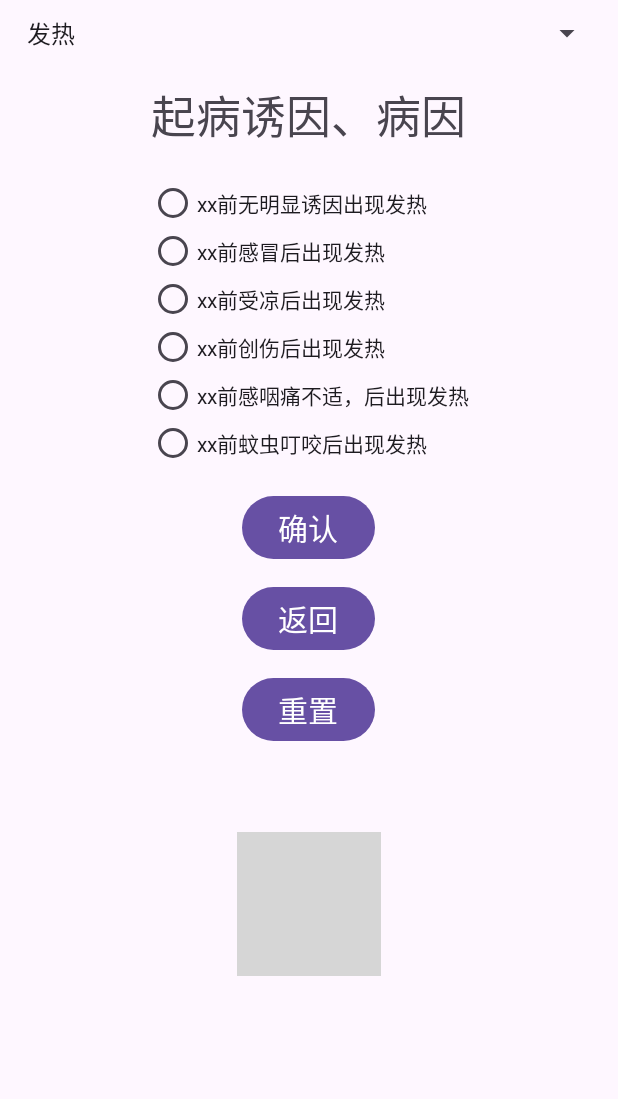
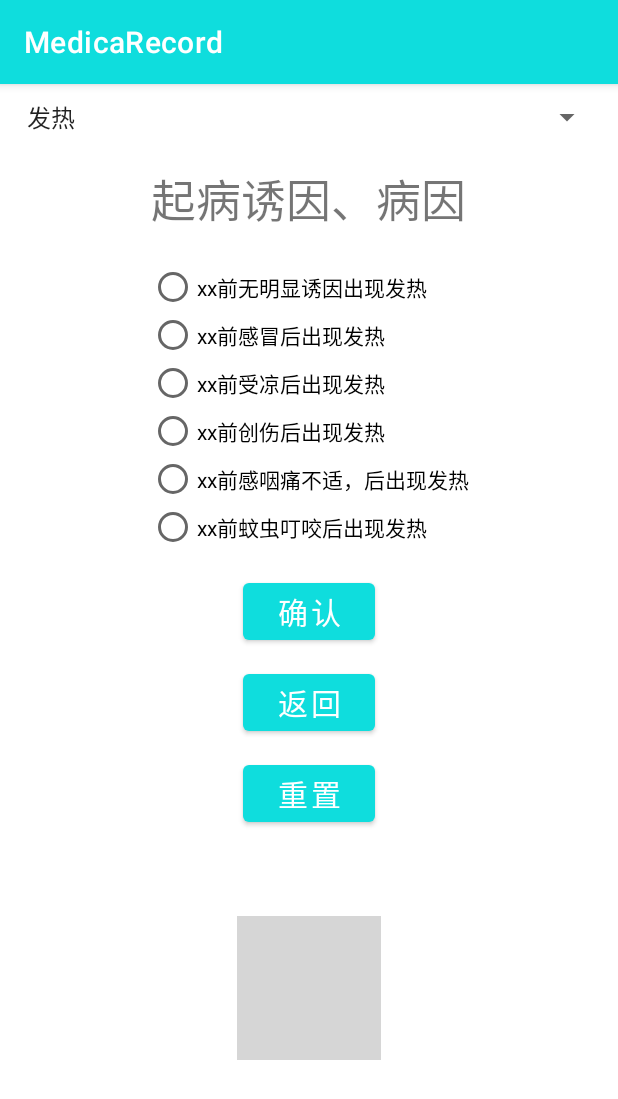
Before and after one commit to UnaAtadura-Eris/MedicaRecord, an Android app: the screen it shows after launch (MainActivity), after a tap on "确认", on a phone screen of 412 x 824 dp. Shown: the top 1099 px of the screen. Run offline under Robolectric (Android 15) with nearby library versions, the phone set to English and light mode, and no system bars; 2 statements that could not run were skipped; grey boxes are pictures that could not be loaded.

Commit message:
美化外观，加入切换病名和症状列表的菜单按钮

```diff
--- a/app/src/main/java/com/example/medicarecord/MainActivity.kt
+++ b/app/src/main/java/com/example/medicarecord/MainActivity.kt
@@ -1,6 +1,8 @@
 package com.example.medicarecord
 
 import android.os.Bundle
+import android.view.Menu
+import android.view.MenuItem
 import android.view.View
 import android.widget.AdapterView
 import android.widget.ArrayAdapter
@@ -23,8 +25,36 @@ class MainActivity : AppCompatActivity() {
     private lateinit var detailedExplanationTextView: TextView
     private lateinit var answerToRecordTextView: TextView
     private lateinit var spinner: Spinner
+    private var isJiBinglieBiao = false //切换疾病与症状列表
     private var currentQuestionIndex = 0
     val resultList = mutableListOf<String>()
+    var options = zhengZhuanglieBiao
+
+    override fun onCreateOptionsMenu(menu: Menu): Boolean {
+        menuInflater.inflate(R.menu.menu_main, menu)
+        updateMenuItemTitle(menu.findItem(R.id.menu_item1))
+        return true
+    }
+
+    override fun onOptionsItemSelected(item: MenuItem): Boolean {
+        when (item.itemId) {
+            R.id.menu_item1 -> {
+                isJiBinglieBiao = !isJiBinglieBiao
+                updateOptionsAdapter()
+                updateMenuItemTitle(item)
+                return true
+            }
+            R.id.menu_item2 -> {
+                // 处理菜单项2的点击事件
+                return true
+            }
+            R.id.menu_item3 -> {
+                // 处理菜单项3的点击事件
+                return true
+            }
+        }
+        return super.onOptionsItemSelected(item)
+    }
 
 
     override fun onCreate(savedInstanceState: Bundle?) {
@@ -39,7 +69,6 @@ class MainActivity : AppCompatActivity() {
         detailedExplanationTextView = findViewById(R.id.detailedExplanationTextView)
         answerToRecordTextView = findViewById(R.id.answerToRecordTextView)
 
-        val options = jiBinglieBiao
         val adapter = ArrayAdapter(this, android.R.layout.simple_spinner_item, options)
         adapter.setDropDownViewResource(android.R.layout.simple_spinner_dropdown_item)
         spinner.adapter = adapter
@@ -57,7 +86,7 @@ class MainActivity : AppCompatActivity() {
                     "咳嗽咳痰" -> keShou()
                     // ...
                     else -> {
-                        // 处理未知选项的情况
+                        Toast.makeText(this@MainActivity, "填坑中\ud83d\ude02", Toast.LENGTH_SHORT).show()
                     }
                 }
             }
@@ -69,6 +98,19 @@ class MainActivity : AppCompatActivity() {
 
 
     }
+
+    private fun updateOptionsAdapter() {
+        val options = if (isJiBinglieBiao) jiBinglieBiao else zhengZhuanglieBiao
+        val adapter = ArrayAdapter(this, android.R.layout.simple_spinner_item, options)
+        adapter.setDropDownViewResource(android.R.layout.simple_spinner_dropdown_item)
+        spinner.adapter = adapter
+    }
+
+    private fun updateMenuItemTitle(menuItem: MenuItem) {
+        val title = if (isJiBinglieBiao) "以症状进行问诊" else "以病名进行问诊"
+        menuItem.title = title
+    }
+
 
     private fun showQuestion(question: Question) {
         questionTextView.text = question.text
@@ -128,7 +170,7 @@ class MainActivity : AppCompatActivity() {
                 if (selectedIndex == -1) {
                     // 提示用户选择一个选项
                     currentQuestionIndex -= 1
-                    Toast.makeText(this, "请选择一个选项", Toast.LENGTH_SHORT).show()
+                    Toast.makeText(this, "请选择一个选项\ud83d\ude09", Toast.LENGTH_SHORT).show()
 
                 } else{
                 // 对选中的单选题选项进行处理
--- a/app/src/main/java/com/example/medicarecord/Question_ill.kt
+++ b/app/src/main/java/com/example/medicarecord/Question_ill.kt
@@ -1,6 +1,6 @@
 package com.example.medicarecord
-val jiBinglieBiao=listOf("发热", "咳嗽咳痰", "咯血", "呼吸困难", "头痛", "胸痛", "腹痛", "关节痛", "腰背痛", "颈肩痛", "心悸", "水肿", "恶心呕吐", "呕血便血", "腹泻", "消瘦", "黄疸", "少尿无尿", "多尿", "尿频尿急尿痛", "血尿", "癫痫发作与惊厥", "眩晕", "意识障碍", "皮肤黏膜出血")
-
+val zhengZhuanglieBiao=listOf("发热", "咳嗽咳痰", "咯血", "呼吸困难", "头痛", "胸痛", "腹痛", "关节痛", "腰背痛", "颈肩痛", "心悸", "水肿", "恶心呕吐", "呕血便血", "腹泻", "消瘦", "黄疸", "少尿无尿", "多尿", "尿频尿急尿痛", "血尿", "癫痫发作与惊厥", "眩晕", "意识障碍", "皮肤黏膜出血")
+val jiBinglieBiao = listOf("脑出血", "脑梗死", "颈椎病", "腰椎间盘突出")
 
 
 var questions_faRe = listOf(
@@ -85,7 +85,7 @@ val nMRCxiangJie = "Ⅰ级是在剧烈活动之后出现；Ⅱ级是在快走或
 
 
 
-var questions_tuoTong = listOf(
+var questions_touTong = listOf(
     Question("起病诱因、病因", listOf("xx前无明显诱因出现头痛", "xx前剧烈运动后出现头痛", "xx前过度疲劳后出现头痛","xx前用力排便后出现头痛","xx前因情绪激动出现头痛","xx前脑外伤后出现头痛"),QuestionType.SINGLE_CHOICE,emptyList()),
     Question("发作缓急程度", listOf("急性发作，病程短", "慢性发作，病程长"),QuestionType.SINGLE_CHOICE,emptyList()),
     Question("疼痛部位", listOf("前额头痛", "偏头痛（左右？）","游走性疼痛","不知痛处","枕部疼痛", "颅顶疼痛"),QuestionType.SINGLE_CHOICE,emptyList()),
@@ -150,3 +150,147 @@ val fuTongxingZhixiangJie ="1、腹部胀痛很可能是消化方面的问题，
         "4、腹部刺痛很有可能是由胃肠道痉挛引起的。\n" +
         "5、腹部灼烧性疼痛多与化学刺激有关，比如胃酸分泌过多引起的胃部灼烧性疼痛，包括胃溃疡、胃食道反流等疾病会引起腹部灼烧性疼痛。\n" +
         "6、有的腹痛是由疼痛辐射到固定的区域引起的，如急性胆囊炎可以辐射到右肩和背部，阑尾炎引起的疼痛可以从脐转移到右下象限。"
+
+
+
+var questions_guanJietong = listOf(
+    Question("起病诱因、病因", listOf("xx前无明显诱因出现关节痛", "xx前过度劳累后出现关节痛", "xx前因饮酒后出现关节痛","xx前天气变冷后出现关节痛"),QuestionType.SINGLE_CHOICE,emptyList()),
+    Question("发作缓急程度", listOf("急性发作，病程短", "慢性发作，病程长"),QuestionType.SINGLE_CHOICE,emptyList()),
+    Question("疼痛部位", listOf("疼痛呈游走性", "疼痛位置固定","不知痛处"),QuestionType.SINGLE_CHOICE,emptyList()),
+    Question("持续时间", listOf("间歇性疼痛，持续时间为？", "持续性疼痛"),QuestionType.SINGLE_CHOICE,emptyList()),
+    Question("加重或缓解的因素", listOf("天气变冷时加重", "活动后加重", "活动后缓解"),QuestionType.SINGLE_CHOICE,emptyList()),
+    Question("伴随症状", listOf("发热盗汗、乏力纳差消瘦","红肿热痛", "疼痛对称", "晨僵，持续了30分钟以上", "关节畸形", "饮酒后疼痛", "皮肤红斑、光过敏","皮肤紫癜、腹痛","肌肉疼痛、肌无力、肌萎缩","淋巴结大、肝脾大","其他不适"),QuestionType.MULTI_CHOICE,List(11) { false }),
+    Question("与疾病相关的其他病史", listOf("关节外伤史","结核病史","风湿病史","食物药物过敏史"),QuestionType.MULTI_CHOICE,List(4) { false })
+)
+
+val guanJietongbszzxiangJie ="1.发热盗汗、乏力纳差消瘦:考虑结核\n" +
+        "疼痛对称、晨僵，持续了30分钟以上、关节畸形:考虑类风湿关节炎\n" +
+        "饮酒后疼痛:考虑痛风\n" +
+        "皮肤红斑、光过敏,皮肤紫癜、腹痛,肌肉疼痛、淋巴结大、肝脾大:考虑过敏性紫癜\n" +
+        "过敏性紫癜为什么腹痛：过敏性紫癜以后，容易出现肠壁水肿、渗出以及出血的现象，肠壁出血形成的刺激可致肠蠕动亢进，引起肠痉挛，出现腹痛。"
+
+
+var questions_yaoBeitong = listOf(
+    Question("起病诱因、病因", listOf("xx前无明显诱因出现腰背痛", "xx前不慎扭伤后出现腰背痛", "xx前负重后出现腰背痛","xx前受凉后出现腰背痛"),QuestionType.SINGLE_CHOICE,emptyList()),
+    Question("发作缓急程度", listOf("急性发作，病程短", "慢性发作，病程长"),QuestionType.SINGLE_CHOICE,emptyList()),
+    Question("疼痛部位", listOf("疼痛呈游走性", "疼痛位置固定","不知痛处"),QuestionType.SINGLE_CHOICE,emptyList()),
+    Question("持续时间", listOf("间歇性疼痛，持续时间为？", "持续性疼痛"),QuestionType.SINGLE_CHOICE,emptyList()),
+    Question("加重或缓解的因素", listOf("活动后加重","休息后缓解","活动后缓解" ),QuestionType.SINGLE_CHOICE,emptyList()),
+    Question("伴随症状", listOf("发热盗汗、乏力纳差消瘦","脊柱畸形", "活动受限", "尿频、尿急、排尿不尽","肾区叩击痛","下肢疼痛","其他不适"),QuestionType.MULTI_CHOICE,List(7) { false }),
+    Question("与疾病相关的其他病史", listOf("关节外伤史","结核病史","风湿病史","食物药物过敏史"),QuestionType.MULTI_CHOICE,List(4) { false })
+)
+
+
+var questions_jingJiantong = listOf(
+    Question("起病诱因、病因", listOf("xx前无明显诱因出现肩颈痛", "xx前外伤后出现肩颈痛", "xx前早晨起来后出现肩颈痛","xx前劳累后出现肩颈痛"),QuestionType.SINGLE_CHOICE,emptyList()),
+    Question("发作缓急程度", listOf("急性发作，病程短", "慢性发作，病程长"),QuestionType.SINGLE_CHOICE,emptyList()),
+    Question("疼痛部位", listOf("疼痛呈游走性", "疼痛位置固定","不知痛处"),QuestionType.SINGLE_CHOICE,emptyList()),
+    Question("持续时间", listOf("间歇性疼痛，持续时间为？", "持续性疼痛"),QuestionType.SINGLE_CHOICE,emptyList()),
+    Question("伴随症状", listOf("活动受限","上肢放射痛", "头晕","上肢麻木、疼痛、无力、走路踩棉花样感","其他不适"),QuestionType.MULTI_CHOICE,List(5) { false }),
+    Question("与疾病相关的其他病史", listOf("外伤史","结核病史","风湿病史","食物药物过敏史"),QuestionType.MULTI_CHOICE,List(4) { false })
+)
+
+
+var questions_xinJi = listOf(
+    Question("起病诱因、病因", listOf("xx前无明显诱因出现心悸", "xx前感冒后出现心悸", "xx前剧烈运动后出现心悸","xx前劳累后出现心悸"),QuestionType.SINGLE_CHOICE,emptyList()),
+    Question("发作缓急程度", listOf("急性发作，病程短", "慢性发作，病程长"),QuestionType.SINGLE_CHOICE,emptyList()),
+    Question("持续时间", listOf("间歇性发作，发作频率？，持续时间为？", "持续性疼痛"),QuestionType.SINGLE_CHOICE,emptyList()),
+    Question("伴随症状", listOf("心前区疼痛","发热", "晕厥抽搐","头晕乏力","呼吸困难","消瘦、出汗、手抖","其他不适"),QuestionType.MULTI_CHOICE,List(7) { false }),
+    Question("与疾病相关的其他病史", listOf("贫血","心脏病", "高血压", "慢性呼吸系统疾病","甲状腺功能亢进","食物药物过敏史"),QuestionType.MULTI_CHOICE,List(6) { false })
+)
+
+
+
+var questions_shuiZhong = listOf(
+    Question("起病诱因、病因", listOf("xx前无明显诱因出现水肿", "有无前驱感染", "前驱感染详解"),QuestionType.SINGLE_CHOICE,emptyList()),
+    Question("发作缓急程度", listOf("急性发作，病程短", "慢性发作，病程长"),QuestionType.SINGLE_CHOICE,emptyList()),
+    Question("部位", listOf("颜面部水肿，并向下蔓延", "双下肢水肿，并向上蔓延"),QuestionType.SINGLE_CHOICE,emptyList()),
+    Question("特点", listOf("全身性","局部性", "对称性","凹陷性","特点详解"),QuestionType.MULTI_CHOICE,List(5) { false }),
+    Question("伴随症状", listOf("肝区胀痛","泡沫样尿", "呼吸困难及发绀","其他不适","伴随症状详解"),QuestionType.MULTI_CHOICE,List(5) { false }),
+    Question("与疾病相关的其他病史", listOf("肝病","心脏病", "肾病", "甲状腺疾病病史","手术或下肢静脉血栓史","食物药物过敏史"),QuestionType.MULTI_CHOICE,List(6) { false })
+)
+
+val qianQuganRan = "前驱感染就是典型症状出现之前的一般的没有特异性的症状。比如说咳嗽，低烧，疲劳，头痛就是很常见的前驱症状。\n" +
+        "上呼吸道感染史1-3周后+血尿+C3补体下降：急性肾小球肾炎\n" +
+        "上呼吸道感染史1周内+血尿：IgA肾病"
+
+val shuiZhongteDian = "凹陷性水肿:常见于肾脏病肾病综合征、肝硬化或者心衰患者\n" +
+        "非凹陷性水肿：常见于甲状腺疾病、甲状腺功能减退，或者甲状腺功能亢进，还有寄生虫性疾病，会出现淋巴管阻塞，也可以出现非凹陷性水肿。"
+
+
+val shuiZhongbszzXiangjie ="通常尿液泡沫增多，提示尿液有蛋白质的出现，如果同时患者又存在四肢浮肿，一般最大的可能性是与肾小球疾病有关系。\n" +
+        "肾炎综合症：血尿、蛋白尿、水肿、高血压，以血尿为主。\n" +
+        "肾病综合征：大量蛋白尿（>3.5g/d）、低蛋白血症、水肿、高血脂，以蛋白尿为主。"
+
+
+var questions_eXinouTu = listOf(
+    Question("起病诱因、病因", listOf("xx前无明显诱因出现恶心呕吐","xx前因不洁饮食引起恶心呕吐", "体位变化引起恶心呕吐", "咽部刺激引起恶心呕吐"),QuestionType.SINGLE_CHOICE,emptyList()),
+    Question("发作缓急程度", listOf("急性发作，病程短", "慢性发作，病程长"),QuestionType.SINGLE_CHOICE,emptyList()),
+    Question("持续时间", listOf("间歇性呕吐，发作频率？", "持续性呕吐"),QuestionType.SINGLE_CHOICE,emptyList()),
+    Question("呕吐与进食的关系", listOf("进食后即刻呕吐","餐后数小时后呕吐", "餐后1小时以上出现呕吐","呕吐与进食详解"),QuestionType.SINGLE_CHOICE,emptyList()),
+    Question("呕吐特点", listOf("干呕","喷射性呕吐","呕吐物为胃内容物", "呕吐物呈鲜红色","呕吐物呈黄色（胆汁反流到胃里）"),QuestionType.SINGLE_CHOICE,emptyList()),
+    Question("伴随症状", listOf("腹痛","腹泻", "头晕","口干、多饮、多尿、消瘦","其他不适"),QuestionType.MULTI_CHOICE,List(5) { false }),
+    Question("与疾病相关的其他病史", listOf("胆胰疾病","心脏病", "高血压", "胃炎","消化性溃疡","糖尿病","腹部手术史","食物药物过敏史","已婚有龄妇女早晨呕吐者应注意早孕"),QuestionType.MULTI_CHOICE,List(9) { false })
+)
+
+val ouTujinShixiangJie ="进食过程中或进食后即刻呕吐，可能为患者出现了幽门管溃疡或精神性呕吐。\n" +
+        "如果患者在餐后1小时以上出现呕吐称为延迟性呕吐，通常提示患者的胃张力下降或胃排空延迟。\n" +
+        "餐后呕吐常见于幽门梗阻，呕吐物可有隔夜宿食。\n" +
+        "餐后呕吐，特别是集体发病的患者多数是由于食物中毒所导致的。"
+
+
+var questions_ouXuebianXue = listOf(
+    Question("起病诱因、病因", listOf("xx前无明显诱因出现呕血便血","xx前因进食粗糙或带刺食物引起呕血便血", "xx前服用非甾体消炎药后出现恶呕血便血", "xx前外伤后引起呕血便血"),QuestionType.SINGLE_CHOICE,emptyList()),
+    Question("发作缓急程度", listOf("急性发作，病程短", "慢性发作，病程长"),QuestionType.SINGLE_CHOICE,emptyList()),
+    Question("持续时间", listOf("间歇性便血，发作频率？持续时间？", "持续性呕吐"),QuestionType.SINGLE_CHOICE,emptyList()),
+    Question("呕血便血的量、颜色", listOf("量大色鲜红","量大色黑", "量少色鲜红","量少色黑"),QuestionType.SINGLE_CHOICE,emptyList()),
+    Question("与大便的关系", listOf("便前出血","便后出血","与大便关系详解"),QuestionType.SINGLE_CHOICE,emptyList()),
+    Question("伴随症状", listOf("上腹痛","腹胀、肝掌、蜘蛛痣", "黄疸、畏寒、发热", "皮肤出血点","呕血伴肠鸣音亢进、黑便（提示活动性出血）","其他不适"),QuestionType.MULTI_CHOICE,List(6) { false }),
+    Question("与疾病相关的其他病史", listOf("消化性溃疡","肝炎","血液系统疾病","大量饮酒史","食物药物过敏史"),QuestionType.MULTI_CHOICE,List(5) { false })
+)
+val daBianxiangJie = "便后出血:多见于肛门疾病，如痔疮、肛裂。\n" +
+        "便前出血:考虑溃疡性结直肠炎等疾病。"
+
+
+var questions_fuXie = listOf(
+    Question("起病诱因、病因", listOf("xx前无明显诱因出现腹泻","xx前因不洁饮食引起腹泻", "xx前服用药物后出现腹泻"),QuestionType.SINGLE_CHOICE,emptyList()),
+    Question("发作缓急程度", listOf("急性发作，病程短", "慢性发作，病程长"),QuestionType.SINGLE_CHOICE,emptyList()),
+    Question("持续时间", listOf("间歇性腹泻，发作频率？持续时间？", "持续性呕吐","复发性腹泻"),QuestionType.SINGLE_CHOICE,emptyList()),
+    Question("大便的性状", listOf("大便呈稀糊状","呈水样便", "呈黏液脓血便","大便中往往混有未消化食物","大便性状详解"),QuestionType.SINGLE_CHOICE,emptyList()),
+    Question("腹泻与腹痛的关系", listOf("便后腹痛可缓解","便后腹痛不可缓解","无腹痛","腹泻腹痛详解"),QuestionType.SINGLE_CHOICE,emptyList()),
+    Question("伴随症状", listOf("发热","里急后重", "消瘦", "皮疹或皮下出血","腹部包块","关节痛、关节肿胀","其他不适"),QuestionType.MULTI_CHOICE,List(7) { false }),
+    Question("与疾病相关的其他病史", listOf("慢性细菌性痢疾","阑尾炎","炎症性肠炎","肠寄生虫病","食物药物过敏史"),QuestionType.MULTI_CHOICE,List(5) { false })
+)
+
+val daBianxingZhuangxiangJie ="1、动力性腹泻，往往表现为腹痛、腹鸣、腹泻，动力性腹泻的大便往往是稀糊状。\n" +
+        "2、分泌性腹泻，是指由于细菌毒素刺激肠道，产生大量肠液分泌，往往表现为水样便。\n" +
+        "3、渗出性腹泻也叫炎性腹泻，是指各种原因导致肠道的炎症以及黏膜损伤，往往表现为黏液脓血便。\n" +
+        "4、渗透性腹泻，往往继发于消化吸收不良，大便中往往混有未消化食物。"
+
+
+
+var questions_bianMi = listOf(
+    Question("起病诱因、病因", listOf("xx前无明显诱因出现便秘","xx前因精神压力大而出现便秘"),QuestionType.SINGLE_CHOICE,emptyList()),
+    Question("发作缓急程度", listOf("急性发作，病程短", "慢性发作，病程长"),QuestionType.SINGLE_CHOICE,emptyList()),
+    Question("持续时间", listOf("间歇性便秘", "持续性便秘","复发性便秘"),QuestionType.SINGLE_CHOICE,emptyList()),
+    Question("大便的特点", listOf("次数","量", "性状","颜色","加重与缓解的因素"),QuestionType.SINGLE_CHOICE,emptyList()),
+    Question("腹泻与腹痛的关系", listOf("便后腹痛可缓解","便后腹痛不可缓解","无腹痛","腹泻腹痛详解"),QuestionType.SINGLE_CHOICE,emptyList()),
+    Question("伴随症状", listOf("腹部包块","生活环境的改变", "精神紧张", "依赖泻药排便","其他不适"),QuestionType.MULTI_CHOICE,List(5) { false }),
+    Question("与疾病相关的其他病史", listOf("甲状腺功能减退症","糖尿病病史（糖尿病的植物神经病变就会导致胃肠道功能的紊乱）","食物药物过敏史"),QuestionType.MULTI_CHOICE,List(3) { false })
+)
+
+val fuXiefuTongxiangJie = "急性腹泻常有腹痛，尤以感染性腹泻明显。\n" +
+        "小肠疾病的腹泻疼痛常在脐周，便后腹痛缓解不显；\n" +
+        "结肠疾病则疼痛多在下腹，且便后疼痛常可缓解或减轻。\n" +
+        "分泌性腹泻往往无明显腹痛。"
+
+
+var questions_hunangDan = listOf(
+    Question("起病诱因、病因", listOf("xx前无明显诱因出现黄疸","xx前因服用（或停用抗病毒药物后）特殊药物后而出现黄疸","xx前因不洁饮食而出现黄疸","xx前因饮酒后出现黄疸"),QuestionType.SINGLE_CHOICE,emptyList()),
+    Question("发作缓急程度", listOf("急性发作，病程短", "慢性发作，病程长"),QuestionType.SINGLE_CHOICE,emptyList()),
+    Question("持续时间", listOf("间歇性便秘", "持续性便秘","复发性便秘"),QuestionType.SINGLE_CHOICE,emptyList()),
+    Question("出黄疸的时间与波动情况", listOf("胆总管结石引起的黄疸多呈间歇性和波动性"),QuestionType.SINGLE_CHOICE,emptyList()),
+    Question("大小便颜色", listOf("陶土色大便","大小便黄"),QuestionType.SINGLE_CHOICE,emptyList()),
+    Question("伴随症状", listOf("畏寒、发热", "腹痛、腹胀","其他不适"),QuestionType.MULTI_CHOICE,List(3) { false }),
+    Question("与疾病相关的其他病史", listOf("肝炎","肝胆系统疾病及消化系统疾病","药物服用史","大量饮酒史","食物药物过敏史"),QuestionType.MULTI_CHOICE,List(5) { false })
+)
--- a/app/src/main/res/layout/activity_main.xml
+++ b/app/src/main/res/layout/activity_main.xml
@@ -3,11 +3,14 @@
     xmlns:tools="http://schemas.android.com/tools"
     android:layout_width="match_parent"
     android:layout_height="match_parent">
+
+
     <RelativeLayout
         android:layout_width="match_parent"
         android:layout_height="wrap_content"
         android:gravity="center"
         tools:context=".MainActivity">
+
 
         <Spinner
             android:id="@+id/spinner"
--- a/app/src/main/res/values-night/themes.xml
+++ b/app/src/main/res/values-night/themes.xml
@@ -1,6 +1,6 @@
 <resources xmlns:tools="http://schemas.android.com/tools">
     <!-- Base application theme. -->
-    <style name="Base.Theme.MedicaRecord" parent="Theme.Material3.DayNight.NoActionBar">
+    <style name="Base.Theme.MedicaRecord" parent="Theme.MaterialComponents.DayNight.DarkActionBar">
         <!-- Customize your dark theme here. -->
         <!-- <item name="colorPrimary">@color/my_dark_primary</item> -->
     </style>
--- a/app/src/main/res/values/themes.xml
+++ b/app/src/main/res/values/themes.xml
@@ -1,9 +1,16 @@
 <resources xmlns:tools="http://schemas.android.com/tools">
     <!-- Base application theme. -->
-    <style name="Base.Theme.MedicaRecord" parent="Theme.Material3.DayNight.NoActionBar">
-        <!-- Customize your light theme here. -->
-        <!-- <item name="colorPrimary">@color/my_light_primary</item> -->
+    <style name="Theme.MedicaRecord" parent="Theme.MaterialComponents.DayNight.DarkActionBar">
+        <!-- Primary brand color. -->
+        <item name="colorPrimary">#0FDDDD</item>
+        <item name="colorPrimaryVariant">#0FDDDD</item>
+        <item name="colorOnPrimary">@color/white</item>
+        <!-- Secondary brand color. -->
+        <item name="colorSecondary">#0FDDDD</item>
+        <item name="colorSecondaryVariant">@color/white</item>
+        <item name="colorOnSecondary">@color/black</item>
+        <!-- Status bar color. -->
+        <item name="android:statusBarColor">?attr/colorPrimaryVariant</item>
+        <!-- Customize your theme here. -->
     </style>
-
-    <style name="Theme.MedicaRecord" parent="Base.Theme.MedicaRecord" />
 </resources>
```
